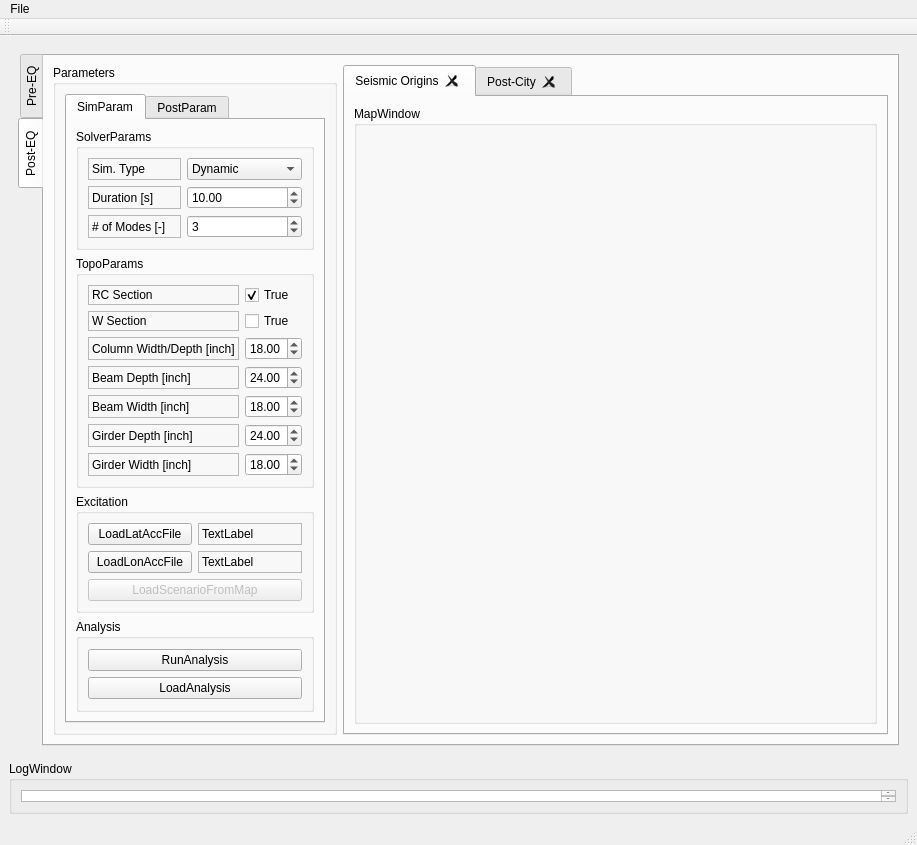
onaycan/3dCity_LOD1_rep, file gui_designer/ideas4all_city_simulator_gui.ui: the form before one commit.
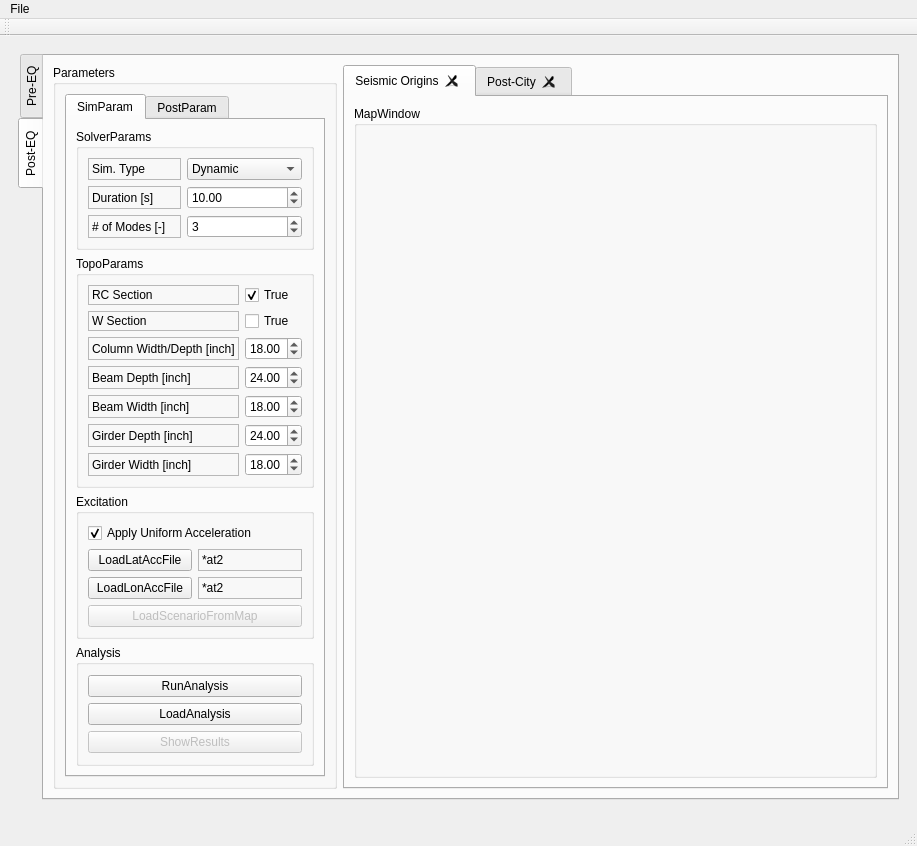
The form after the commit.

Diff of the .ui file:
```diff
--- a/gui_designer/ideas4all_city_simulator_gui.ui
+++ b/gui_designer/ideas4all_city_simulator_gui.ui
@@ -546,6 +546,16 @@
                      <string>Excitation</string>
                     </property>
                     <layout class="QVBoxLayout" name="verticalLayout_9">
+                     <item>
+                      <widget class="QCheckBox" name="acc_checkbutton">
+                       <property name="text">
+                        <string>Apply Uniform Acceleration</string>
+                       </property>
+                       <property name="checked">
+                        <bool>true</bool>
+                       </property>
+                      </widget>
+                     </item>
                      <item>
                       <layout class="QGridLayout" name="gridLayout_5">
                        <item row="1" column="0">
@@ -568,7 +578,7 @@
                           <enum>QFrame::StyledPanel</enum>
                          </property>
                          <property name="text">
-                          <string>TextLabel</string>
+                          <string>*at2</string>
                          </property>
                         </widget>
                        </item>
@@ -578,7 +588,7 @@
                           <enum>QFrame::StyledPanel</enum>
                          </property>
                          <property name="text">
-                          <string>TextLabel</string>
+                          <string>*at2</string>
                          </property>
                         </widget>
                        </item>
@@ -619,6 +629,19 @@
                          </property>
                         </widget>
                        </item>
+                       <item>
+                        <widget class="QPushButton" name="showresults_pushButton">
+                         <property name="enabled">
+                          <bool>false</bool>
+                         </property>
+                         <property name="text">
+                          <string>ShowResults</string>
+                         </property>
+                         <property name="flat">
+                          <bool>false</bool>
+                         </property>
+                        </widget>
+                       </item>
                       </layout>
                      </item>
                     </layout>
```
Left out of the diff: 32 changed lines with no effect on the pictures.
